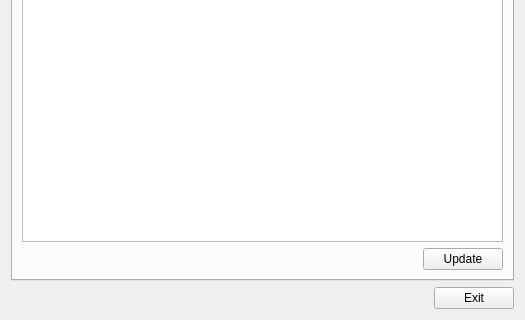
This is simplepython.ui in Winand/SimplePython as Qt 5 draws it before an edit; both pictures show x 0 to 525 and y 148 to 468 of the 525 by 468 pixel window. The edited form follows.
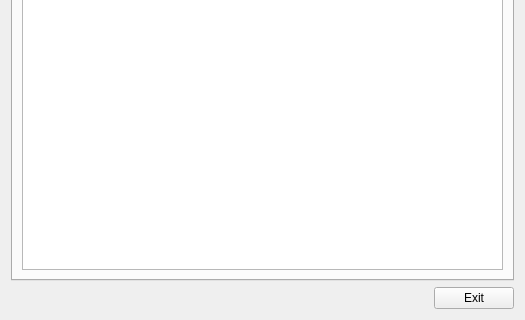
This is the edited form. The open tabs and pages were chosen to show the change.

Commit message: Auto-update macro tree on changes

```diff
--- a/simplepython.ui
+++ b/simplepython.ui
@@ -65,29 +65,6 @@
          </property>
         </widget>
        </item>
-       <item row="1" column="1">
-        <widget class="QPushButton" name="btnUpdate">
-         <property name="toolTip">
-          <string>Update tree of currently available macros</string>
-         </property>
-         <property name="text">
-          <string>Update</string>
-         </property>
-        </widget>
-       </item>
-       <item row="1" column="0">
-        <spacer name="horizontalSpacer_2">
-         <property name="orientation">
-          <enum>Qt::Horizontal</enum>
-         </property>
-         <property name="sizeHint" stdset="0">
-          <size>
-           <width>40</width>
-           <height>20</height>
-          </size>
-         </property>
-        </spacer>
-       </item>
       </layout>
      </widget>
     </widget>
```
Left out of the diff: 2 changed lines with no effect on the pictures. The commit also changes 1 other file.
